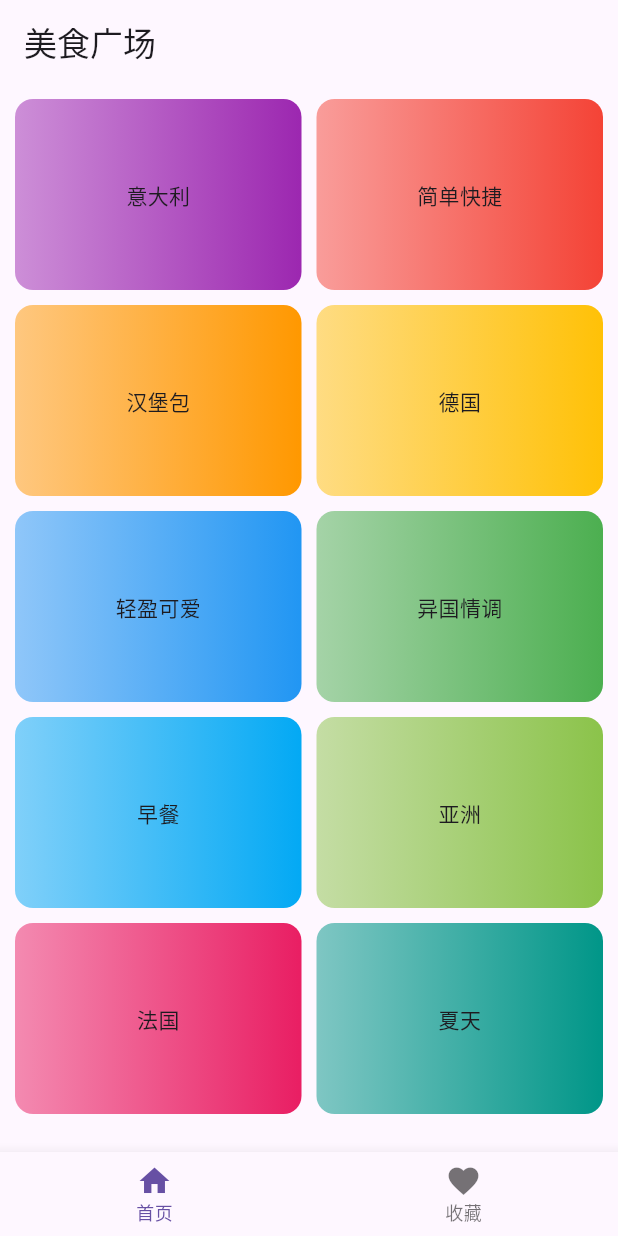
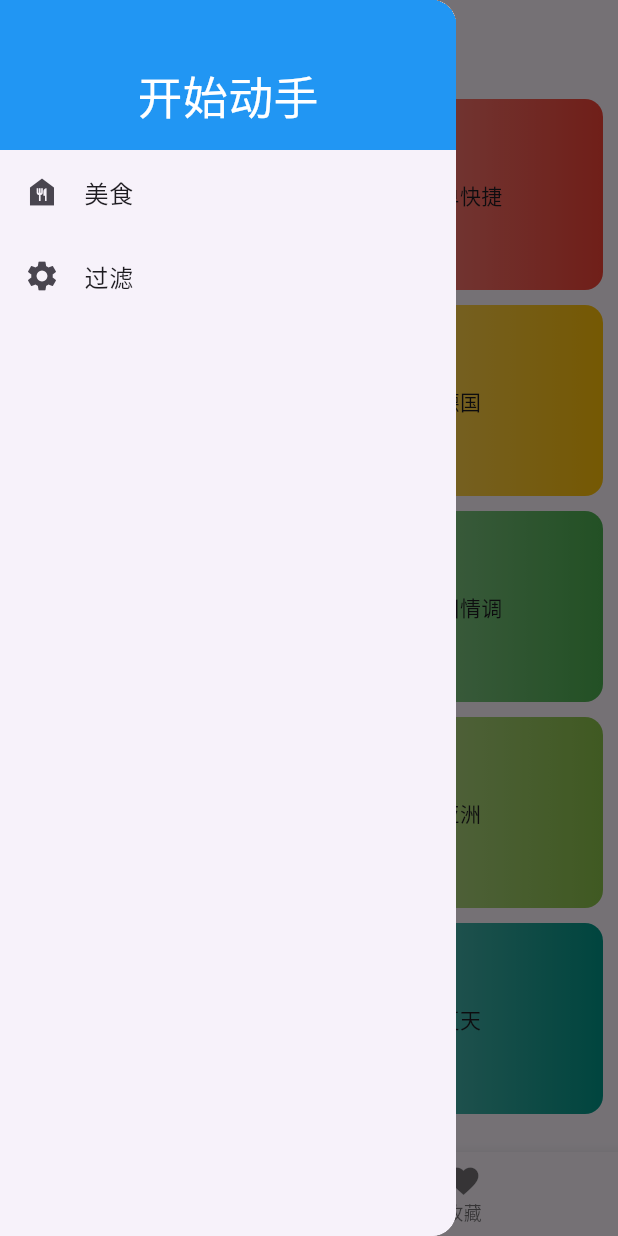
Before and after one commit to DHLau/favorcate, a Flutter app: the screen it shows after launch, with the side drawer open (before the commit the screen has no drawer), on a phone screen of 412 x 824 dp. Run offline on Flutter 3.47's test engine with Material 3 defaults, Android fonts, the phone set to English and light mode, and no system bars; our stand-ins replace dio.

Commit message:
路由, 全局状态管理

```diff
--- /dev/null
+++ b/lib/core/viewmodel/filter_view_model.dart
@@ -0,0 +1,38 @@
+import 'package:favorcate/core/model/meal_model.dart';
+import 'package:flutter/material.dart';
+
+class FilterViewModel extends ChangeNotifier {
+  // 无谷蛋白
+  bool _isGlutenFree = false;
+  // 无乳糖
+  bool _isLactoseFree = false;
+  // 素食
+  bool _isVegetarian = false;
+  // 严格速食主义
+  bool _isVegan = false;
+
+  bool get isGlutenFree => _isGlutenFree;
+  bool get isLactoseFree => _isLactoseFree;
+  bool get isVegetarian => _isVegetarian;
+  bool get isVegan => _isVegan;
+
+  set isGlutenFree(bool isGlutenFree) {
+    _isGlutenFree = isGlutenFree;
+    notifyListeners();
+  }
+
+  set isLactoseFree(bool isLactoseFree) {
+    _isLactoseFree = isLactoseFree;
+    notifyListeners();
+  }
+
+  set isVegetarian(bool isVegetarian) {
+    _isVegetarian = isVegetarian;
+    notifyListeners();
+  }
+
+  set isVegan(bool isVegan) {
+    _isVegan = isVegan;
+    notifyListeners();
+  }
+}
--- a/lib/main.dart
+++ b/lib/main.dart
@@ -1,4 +1,6 @@
 import 'package:favorcate/core/router/route.dart';
+import 'package:favorcate/core/viewmodel/favor_view_model.dart';
+import 'package:favorcate/core/viewmodel/filter_view_model.dart';
 import 'package:favorcate/core/viewmodel/meal_view_model.dart';
 import 'package:flutter/material.dart';
 import 'package:provider/provider.dart';
@@ -18,7 +20,22 @@ class MyApp extends StatelessWidget {
   // This widget is the root of your application.
   @override
   Widget build(BuildContext context) {
-    return MaterialApp(
+    return MultiProvider(
+      providers: [
+        ChangeNotifierProvider(create: (context) => FilterViewModel()),
+        // 这里的update是在FilterViewModel改变的时候触发
+        ChangeNotifierProxyProvider<FilterViewModel, MealViewModel>(
+          create: (ctx) {
+            return MealViewModel();
+          },
+          update: (context, filterVm, mealVm) {
+            mealVm!.updateFilters(filterVm);
+            return mealVm;
+          },
+        ),
+        ChangeNotifierProvider(create: (context) => FavorViewModel()),
+      ],
+      child: MaterialApp(
         title: '爱美食',
         theme: ThemeData(
           // 去掉点击时候的波纹效果
@@ -30,6 +47,7 @@ class MyApp extends StatelessWidget {
         onGenerateRoute: DHRoute.generateRoute,
         routes: DHRoute.routes,
         onUnknownRoute: DHRoute.unknownRoute,
+      ),
     );
   }
 }
--- a/lib/ui/pages/favor/favorPage.dart
+++ b/lib/ui/pages/favor/favorPage.dart
@@ -1,3 +1,4 @@
+import 'package:favorcate/ui/pages/favor/favor_content.dart';
 import 'package:flutter/material.dart';
 
 class FavorPage extends StatefulWidget {
@@ -11,6 +12,6 @@ class FavorPage extends StatefulWidget {
 class _FavorPageState extends State<FavorPage> {
   @override
   Widget build(BuildContext context) {
-    return const Scaffold(body: Center(child: Text('收藏')));
+    return const Scaffold(body: Center(child: FavorContentPage()));
   }
 }
--- a/lib/ui/pages/home/home.dart
+++ b/lib/ui/pages/home/home.dart
@@ -1,4 +1,6 @@
+import 'package:favorcate/ui/pages/home/home_app_bar.dart';
 import 'package:favorcate/ui/pages/home/home_content.dart';
+import 'package:favorcate/ui/pages/home/home_drawer.dart';
 import 'package:flutter/material.dart';
 
 class HomaPage extends StatelessWidget {
@@ -8,6 +10,10 @@ class HomaPage extends StatelessWidget {
 
   @override
   Widget build(BuildContext context) {
-    return Scaffold(appBar: AppBar(title: Text("美食广场")), body: HomeContent());
+    return Scaffold(
+      appBar: HomeAppBar(context),
+      body: HomeContent(),
+      // drawer: HomeDrawer(),
+    );
   }
 }
--- /dev/null
+++ b/lib/ui/pages/home/home_app_bar.dart
@@ -0,0 +1,32 @@
+import 'package:flutter/material.dart';
+
+// 全屏的Drawer
+class HomeAppBar extends AppBar {
+  HomeAppBar(BuildContext context)
+    : super(
+        title: Text("美食广场"),
+        leading: IconButton(
+          onPressed: () {
+            Scaffold.of(context).openDrawer();
+          },
+          icon: Icon(Icons.menu),
+        ),
+      );
+}
+
+// class HomeAppBar extends AppBar {
+//   HomeAppBar(BuildContext context)
+//     : super(
+//         title: Text("美食广场"),
+//         leading: Builder(
+//           builder: (context) {
+//             return IconButton(
+//               icon: Icon(Icons.menu),
+//               onPressed: () {
+//                 Scaffold.of(context).openDrawer();
+//               },
+//             );
+//           },
+//         ),
+//       );
+// }
--- /dev/null
+++ b/lib/ui/pages/home/home_drawer.dart
@@ -0,0 +1,44 @@
+import 'package:favorcate/ui/pages/filter/filter.dart';
+import 'package:flutter/material.dart';
+
+class HomeDrawer extends StatelessWidget {
+  const HomeDrawer({super.key});
+
+  @override
+  Widget build(BuildContext context) {
+    return Drawer(
+      child: Container(
+        width: 200,
+        child: Drawer(
+          child: Column(
+            children: [
+              buildHeaderView(),
+              buildListTile(Icon(Icons.food_bank), "美食", () {
+                Navigator.of(context).pop(); // 关闭drawer
+              }),
+              buildListTile(Icon(Icons.settings), "过滤", () {
+                // 这里是Modal的方式打开新页面, 详细看路由的地方
+                Navigator.of(context).pushNamed(FilterPage.routeName);
+              }),
+            ],
+          ),
+        ),
+      ),
+    );
+  }
+
+  Widget buildHeaderView() {
+    return Container(
+      height: 100,
+      // 让子元素居中
+      alignment: Alignment(0, 0.5),
+      width: double.infinity,
+      color: Colors.blue,
+      child: Text("开始动手", style: TextStyle(color: Colors.white, fontSize: 30)),
+    );
+  }
+
+  Widget buildListTile(Widget icon, String text, Function() onTap) {
+    return ListTile(leading: icon, title: Text(text), onTap: onTap);
+  }
+}
--- a/lib/ui/pages/main/MainScreen.dart
+++ b/lib/ui/pages/main/MainScreen.dart
@@ -1,3 +1,4 @@
+import 'package:favorcate/ui/pages/home/home_drawer.dart';
 import 'package:flutter/material.dart';
 import 'initalize_items.dart';
 
@@ -17,6 +18,7 @@ class _MainScreenState extends State<MainScreen> {
   Widget build(BuildContext context) {
     return Scaffold(
       body: IndexedStack(index: _currentIndex, children: pages),
+      drawer: HomeDrawer(),
       bottomNavigationBar: BottomNavigationBar(
         items: items,
         currentIndex: _currentIndex,
```
Also changed, not shown: lib/core/router/route.dart (+8 -0 lines), lib/core/viewmodel/favor_view_model.dart (added, +27 -0 lines), lib/core/viewmodel/meal_view_model.dart (+22 -1 lines), lib/ui/pages/detail/detail_content_page.dart (+101 -1 lines), lib/ui/pages/detail/detail_page.dart (+16 -0 lines), lib/ui/pages/favor/favor_content.dart (added, +25 -0 lines), lib/ui/pages/filter/filter.dart (added, +19 -0 lines), lib/ui/pages/filter/filter_content.dart (added, +63 -0 lines), lib/ui/widgets/meal_item.dart (+23 -4 lines), lib/ui/widgets/operation_item.dart (+8 -1 lines). Lines whose indentation alone changed are shown as unchanged.
